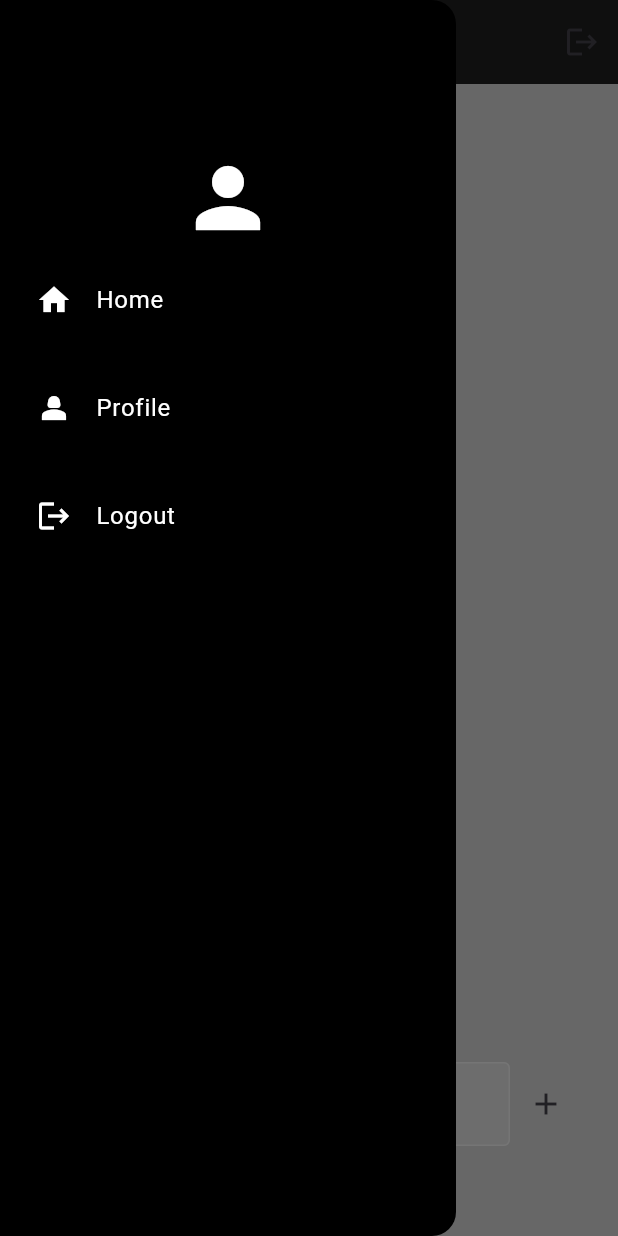
After one commit to Hitoli/LearningFlutter, a Flutter app: the screen it shows once a user with an empty profile is signed in, with the side drawer open, on a phone screen of 412 x 824 dp. The commit adds this screen. Run offline on Flutter 3.47's test engine with Material 3 defaults, Android fonts, the phone set to English and light mode, and no system bars; our stand-ins replace cloud_firestore, firebase_auth, firebase_core; missing offline and left inert: dart:ffi; accounts and stored records are empty; network calls fail.

Commit message:
UI ELEMENTS

```diff
--- /dev/null
+++ b/lib/auth/auth.dart
@@ -0,0 +1,29 @@
+import 'package:firebase_auth/firebase_auth.dart';
+import 'package:flutter/material.dart';
+import 'package:flutter_learn/auth/login_or_register.dart';
+import 'package:flutter_learn/pages/home_page.dart';
+
+class AuthPage extends StatefulWidget {
+  const AuthPage({super.key});
+
+  @override
+  State<AuthPage> createState() => _AuthPageState();
+}
+
+class _AuthPageState extends State<AuthPage> {
+  @override
+  Widget build(BuildContext context) {
+    return Scaffold(
+      body: StreamBuilder(
+        stream: FirebaseAuth.instance.authStateChanges(),
+        builder: (context, snapshot) {
+          if (snapshot.hasData) {
+            return const HomePage();
+          } else {
+            return const LoginOrRegister();
+          }
+        },
+      ),
+    );
+  }
+}
--- a/lib/components/button.dart
+++ b/lib/components/button.dart
@@ -7,7 +7,9 @@ class MyButtonComponent extends StatelessWidget {
 
   @override
   Widget build(BuildContext context) {
-    return Container(
+    return GestureDetector(
+      onTap: onTap,
+      child: Container(
         decoration: BoxDecoration(
             color: Colors.black, borderRadius: BorderRadius.circular(8)),
         child: Padding(
@@ -19,6 +21,7 @@ class MyButtonComponent extends StatelessWidget {
                 color: Colors.white, fontWeight: FontWeight.bold, fontSize: 16),
           )),
         ),
+      ),
     );
   }
 }
--- /dev/null
+++ b/lib/components/drawer.dart
@@ -0,0 +1,29 @@
+import 'package:flutter/material.dart';
+import 'package:flutter_learn/components/list_tile.dart';
+
+class MyDrawer extends StatelessWidget {
+  final Function()? profile;
+  final Function()? logout;
+  const MyDrawer({super.key, required this.logout, required this.profile});
+
+  @override
+  Widget build(BuildContext context) {
+    return Drawer(
+      backgroundColor: Colors.black,
+      child: Column(
+        children: [
+          SizedBox(height: 100.0),
+          Icon(Icons.person, color: Colors.white, size: 64),
+          MyListOfDrawer(
+              listIcon: Icons.home,
+              listTitle: "Home",
+              onTap: () => Navigator.pop(context)),
+          MyListOfDrawer(
+              listIcon: Icons.person_2, listTitle: "Profile", onTap: profile),
+          MyListOfDrawer(
+              listIcon: Icons.logout, listTitle: "Logout", onTap: logout),
+        ],
+      ),
+    );
+  }
+}
--- /dev/null
+++ b/lib/components/list_tile.dart
@@ -0,0 +1,30 @@
+import 'dart:ffi';
+
+import 'package:flutter/material.dart';
+
+class MyListOfDrawer extends StatelessWidget {
+  final IconData listIcon;
+  final String listTitle;
+  final Function()? onTap;
+
+  const MyListOfDrawer(
+      {super.key,
+      required this.listIcon,
+      required this.listTitle,
+      required this.onTap});
+
+  @override
+  Widget build(BuildContext context) {
+    return Padding(
+      padding: const EdgeInsets.all(8.0),
+      child: ListTile(
+        leading: Icon(listIcon, color: Colors.white),
+        title: Text(
+          listTitle,
+          style: TextStyle(color: Colors.white),
+        ),
+        onTap: onTap,
+      ),
+    );
+  }
+}
--- /dev/null
+++ b/lib/pages/home_page.dart
@@ -0,0 +1,128 @@
+import 'package:cloud_firestore/cloud_firestore.dart';
+import 'package:firebase_auth/firebase_auth.dart';
+import 'package:flutter/material.dart';
+import 'package:flutter_learn/components/drawer.dart';
+import 'package:flutter_learn/components/text_field.dart';
+import 'package:flutter_learn/components/wall_post.dart';
+import 'package:flutter_learn/pages/profile_page.dart';
+
+class HomePage extends StatefulWidget {
+  const HomePage({super.key});
+
+  @override
+  State<HomePage> createState() => _HomePageState();
+}
+
+class _HomePageState extends State<HomePage> {
+  final textController = TextEditingController();
+  final currentUser = FirebaseAuth.instance.currentUser;
+  final firebasestore = FirebaseFirestore.instance.collection("User Posts");
+
+  void signOut() {
+    FirebaseAuth.instance.signOut();
+  }
+
+  void goToProfile() {
+    Navigator.pop(context);
+    Navigator.push(
+        context, MaterialPageRoute(builder: (context) => MyProfilePage()));
+  }
+
+  void postMessage() {
+    if (textController.text.isNotEmpty) {
+      firebasestore.add({
+        'User_Email': currentUser?.email,
+        'Message': textController.text,
+        'TimeStamp': Timestamp.now(),
+        'Likes': [],
+      });
+    }
+  }
+
+  @override
+  Widget build(BuildContext context) {
+    return Scaffold(
+      backgroundColor: Colors.grey[300],
+      drawer: MyDrawer(
+        logout: signOut,
+        profile: goToProfile,
+      ),
+      appBar: AppBar(
+        title: Text(
+          "The Wall",
+          textAlign: TextAlign.center,
+        ),
+        backgroundColor: Colors.grey[900],
+        actions: [IconButton(onPressed: signOut, icon: Icon(Icons.logout))],
+      ),
+      body: Center(
+        child: Column(children: [
+          //The wall
+          Expanded(
+            child: StreamBuilder(
+              stream: FirebaseFirestore.instance
+                  .collection("User Posts")
+                  .orderBy("TimeStamp", descending: false)
+                  .snapshots(),
+              builder: (context, snapshot) {
+                if (snapshot.hasData) {
+                  return ListView.builder(
+                      itemCount: snapshot.data!.docs.length,
+                      itemBuilder: (context, index) {
+                        final post = snapshot.data?.docs[index];
+                        print("post==>${post?.data()}");
+                        return WallPost(
+                            message: post?['Message'] ?? '',
+                            user: post?['User_Email'] ?? '',
+                            likes: List<String>.from(post?['Likes'] ?? []),
+                            postId: post?.id ?? '');
+                      });
+                } else if (snapshot.hasError) {
+                  return Center(
+                    child: Text("Error+ ${snapshot.error}"),
+                  );
+                }
+                return const Center(
+                  child: CircularProgressIndicator(),
+                );
+              },
+            ),
+          ),
+
+          // Posting Content Editor
+          Padding(
+            padding: const EdgeInsets.all(24.0),
+            child: Row(
+              children: [
+                Expanded(
+                  child: MyTextField(
+                      controller: textController,
+                      hintText: "Post Something Today...",
+                      obscureText: false),
+                ),
+                IconButton(
+                    onPressed: () {
+                      postMessage();
+                      setState(() {
+                        textController.clear();
+                      });
+                    },
+                    icon: Icon(Icons.add))
+              ],
+            ),
+          ),
+
+          //Logged In User
+
+          Container(
+            child: Text(
+              "Logged in as ${currentUser?.email}",
+              style: TextStyle(color: Colors.grey[500]),
+            ),
+            margin: EdgeInsets.only(bottom: 16.0),
+          )
+        ]),
+      ),
+    );
+  }
+}
--- a/pubspec.yaml
+++ b/pubspec.yaml
@@ -35,6 +35,9 @@ dependencies:
   # The following adds the Cupertino Icons font to your application.
   # Use with the CupertinoIcons class for iOS style icons.
   cupertino_icons: ^1.0.2
+  firebase_core: ^2.24.2
+  firebase_auth: ^4.15.3
+  cloud_firestore: ^4.13.6
 
 dev_dependencies:
   flutter_test:
```
Also changed, not shown: lib/components/like_button.dart (added, +18 -0 lines), lib/components/wall_post.dart (added, +107 -0 lines), lib/main.dart (+8 -6 lines), lib/pages/login_page.dart (+30 -1 lines), lib/pages/profile_page.dart (added, +22 -0 lines), lib/pages/register_page.dart (+32 -1 lines), lib/firebase_options.dart (added), pubspec.lock, 9 other files. Lines whose indentation alone changed are shown as unchanged.
